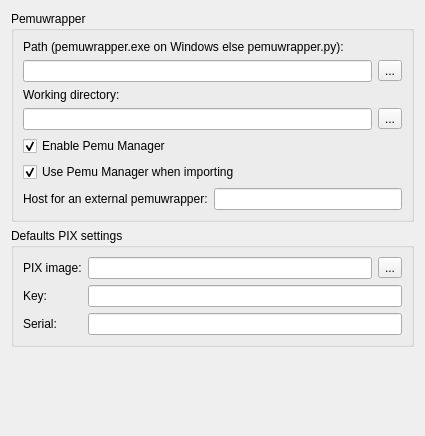
First picture: the form in src/GNS3/Ui/ConfigurationPages/Form_PreferencesPemu.ui, repository GNS3/gns3-legacy, before the edit.
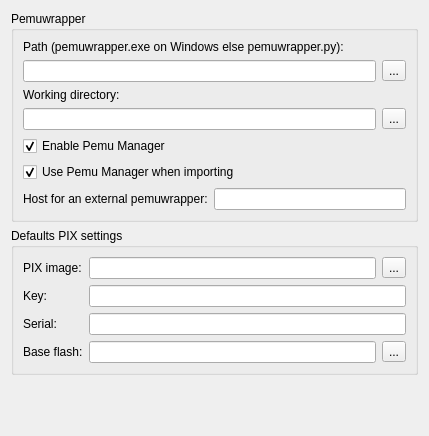
Second picture: the form after the edit.

Commit message:
[*] Added possibility to copy a base flash for PIX devices
- Corrected a bugs with slots

The edit to the form file:
```diff
--- a/src/GNS3/Ui/ConfigurationPages/Form_PreferencesPemu.ui
+++ b/src/GNS3/Ui/ConfigurationPages/Form_PreferencesPemu.ui
@@ -155,6 +155,26 @@
         </property>
        </widget>
       </item>
+      <item row="3" column="0" >
+       <widget class="QLabel" name="label_4" >
+        <property name="text" >
+         <string>Base flash:</string>
+        </property>
+       </widget>
+      </item>
+      <item row="3" column="1" >
+       <widget class="QLineEdit" name="lineEditbaseFlash" />
+      </item>
+      <item row="3" column="2" >
+       <widget class="QToolButton" name="BaseFlash_Browser" >
+        <property name="text" >
+         <string>...</string>
+        </property>
+        <property name="toolButtonStyle" >
+         <enum>Qt::ToolButtonTextOnly</enum>
+        </property>
+       </widget>
+      </item>
      </layout>
     </widget>
    </item>
@@ -165,8 +185,8 @@
      </property>
      <property name="sizeHint" >
       <size>
-       <width>20</width>
-       <height>51</height>
+       <width>407</width>
+       <height>20</height>
       </size>
      </property>
     </spacer>
```
The commit also changes 31 other files.
